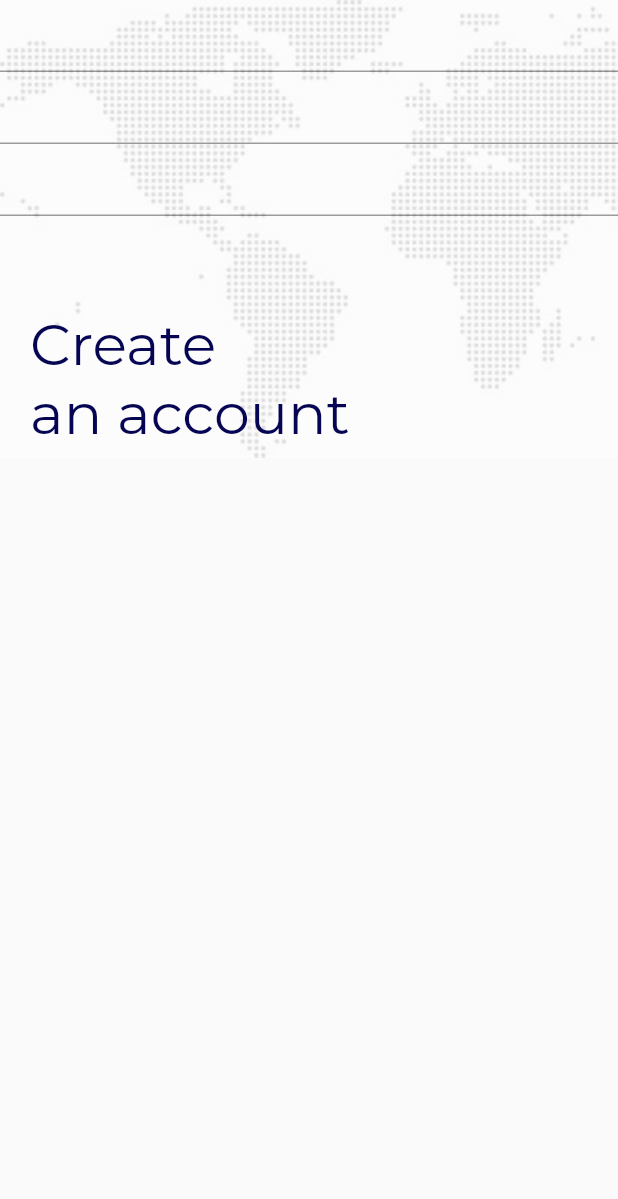
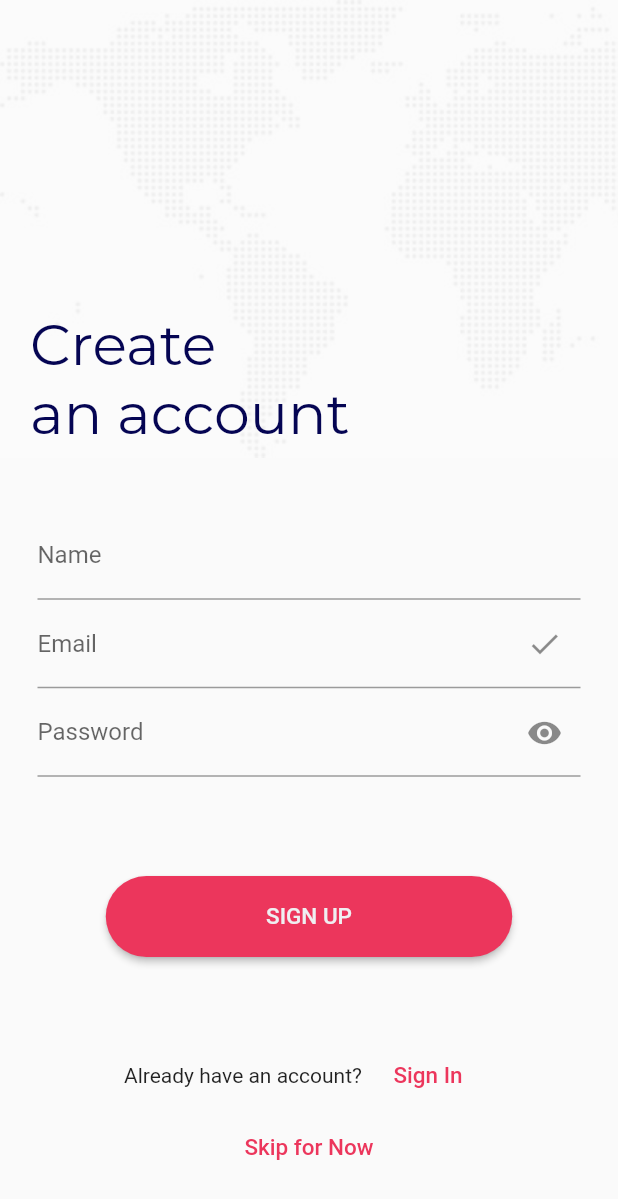
Before and after one commit to ShrirangaB/NavanaAir, a Flutter app: the screen it shows after launch, after a tap on "START BOOKING", on a phone screen of 412 x 824 dp. Shown: the top 1199 px of the screen. Run offline on Flutter 3.47's test engine with Material 2 defaults, Android fonts, the phone set to English and light mode, and no system bars; our stand-ins replace carousel_slider, google_fonts.

Commit message:
fourth commit

```diff
--- a/lib/component/customButton.dart
+++ b/lib/component/customButton.dart
@@ -12,7 +12,7 @@ class PrimaryButton extends StatelessWidget {
     return RaisedButton(
       color: CustomColors.buttonPink,
       child: Container(
-          width: MediaQuery.of(context).size.width * 0.7,
+          width: MediaQuery.of(context).size.width * 0.58,
           padding: EdgeInsets.all(18.0),
           child: Text(
             title,
@@ -34,7 +34,7 @@ class FlatCustomButton extends StatelessWidget {
     return FlatButton(
       onPressed: () {},
       child: Text(title,
-          style: TextStyle(color: CustomColors.buttonTextWhite, fontSize: 15)),
+          style: TextStyle(color: CustomColors.buttonPink, fontSize: 15)),
     );
   }
 }
--- a/lib/component/spaceBetweenSizedBox.dart
+++ b/lib/component/spaceBetweenSizedBox.dart
@@ -8,3 +8,12 @@ class CustomSizedBox extends StatelessWidget {
     );
   }
 }
+
+class CustomSizedBoxx extends StatelessWidget {
+  @override
+  Widget build(BuildContext context) {
+    return SizedBox(
+      height: MediaQuery.of(context).size.height / 30,
+    );
+  }
+}
--- a/lib/constants/constantStrings.dart
+++ b/lib/constants/constantStrings.dart
@@ -4,8 +4,15 @@ class ConstantString {
   static const splashScreenTextNavana = "navana";
   static const splashScreenTextAir = "air";
   static const buttonTextGetStarted = "START BOOKING";
-  static const titleTextSignUp1 = "Create";
+  static const titleTextSignUp = "Create\nan account";
+  static const buttonTextSignUp = "SIGN UP";
   static const titleTextSignUp2 = "an account";
+  static const textSignUp = "Already have an account?";
+  static const loginText = "Sign In";
+  static const skipLoginText = "Skip for Now";
+  static const labelTextName = "Name";
+  static const labelTextEmail = "Email";
+  static const labelTextPwd = "Password";
 }
 
 //adding  images in a list
--- a/lib/constants/constantcolors.dart
+++ b/lib/constants/constantcolors.dart
@@ -7,7 +7,7 @@ class CustomColors {
   static const Color splashTextPink = Color(0xffEC365C);
   static const Color splashTextWhite = Color.fromRGBO(239, 239, 241, 1);
   static const Color buttonTextWhite = Color.fromRGBO(239, 239, 241, 1);
-  static const Color contantWhite = Color.fromRGBO(239, 239, 241, 1);
+  static const Color constantWhite = Color.fromRGBO(239, 239, 241, 1);
   static const Color greyDots = Color(0xffA1ADBB);
   static const Color buttonPink = Color(0xffEC365C);
   static const Color pinkDots = Color(0xffEC365C);
--- a/lib/screen/getStarted.dart
+++ b/lib/screen/getStarted.dart
@@ -33,6 +33,19 @@ class GetstartedState extends State {
 
   @override
   Widget build(BuildContext context) {
+    double height = MediaQuery.of(context).size.height; //Orientation Checking
+    final width = MediaQuery.of(context).size.width;
+    try {
+      if (width > 500) {
+        return CarouselSlide(height = 300);
+      } else {
+        return CarouselSlide(height = MediaQuery.of(context).size.width);
+      }
+    } catch (e) {}
+  }
+
+  @override
+  Widget CarouselSlide(height) {
     // TODO: implement build
     return Scaffold(
       body: Container(
--- a/lib/screen/signup.dart
+++ b/lib/screen/signup.dart
@@ -1,5 +1,7 @@
 import 'package:NavanaAir/constants/constantcolors.dart';
 import 'package:NavanaAir/component/customButton.dart';
+import 'package:NavanaAir/constants/constantStrings.dart';
+import 'package:NavanaAir/component/spaceBetweenSizedBox.dart';
 import 'package:flutter/material.dart';
 import 'package:google_fonts/google_fonts.dart';
 
@@ -9,22 +11,27 @@ class SignUp extends StatefulWidget {
 }
 
 class _SignUpState extends State<SignUp> {
+  TextEditingController userNameController = TextEditingController();
+  TextEditingController emailController = TextEditingController();
+  TextEditingController passwordController = TextEditingController();
   @override
   Widget build(BuildContext context) {
     return Scaffold(
+        resizeToAvoidBottomPadding: false,
         body: Stack(
           children: [
             Positioned(
                 top: 0,
                 left: 0,
                 child: Opacity(
-                opacity: 0.40, child: Image.asset('assets/images/dwm.jpg'))),
+                    opacity: 0.15,
+                    child: Image.asset('assets/images/dwm.jpg'))),
             Positioned(
                 top: MediaQuery.of(context).size.height / 4,
                 child: Padding(
                   padding: const EdgeInsets.fromLTRB(20, 0, 0, 0),
                   child: Text(
-                'Create\nan account',
+                    ConstantString.titleTextSignUp,
                     style: GoogleFonts.montserrat(
                       color: CustomColors.titleBlue,
                       fontSize: 38,
@@ -32,13 +39,70 @@ class _SignUpState extends State<SignUp> {
                   ),
                 )),
             Positioned(
+                top: MediaQuery.of(context).size.height / 3,
+                left: 0,
+                right: 0,
+                child: SingleChildScrollView(
+                  //padding: const EdgeInsets.all(0),
                   child: Column(
                     children: [
-            TextField(),
-            TextField(),
-            TextField(),
-            FlatCustomButton(onPressed: () {}, title: ''),
+                      CustomSizedBox(),
+                      Padding(
+                        padding: const EdgeInsets.all(25),
+                        child: Column(
+                          children: [
+                            TextField(
+                              decoration: InputDecoration(
+                                //border: OutlineInputBorder(),
+                                labelText: ConstantString.labelTextName,
+                              ),
+                            ),
+                            TextField(
+                              decoration: InputDecoration(
+                                suffixIcon: Icon(Icons.check_sharp),
+                                //border: OutlineInputBorder(),
+                                labelText: ConstantString.labelTextEmail,
+                              ),
+                            ),
+                            TextField(
+                              obscureText: true,
+                              decoration: InputDecoration(
+                                suffixIcon: Icon(Icons.remove_red_eye_sharp),
+                                //border: OutlineInputBorder(),
+                                labelText: ConstantString.labelTextPwd,
+                              ),
+                            ),
                           ],
+                        ),
+                      ),
+                      CustomSizedBox(),
+                      PrimaryButton(
+                        onPressed: () {
+                          Navigator.push(
+                              context,
+                              MaterialPageRoute(
+                                  builder: (context) => SignUp()));
+                        },
+                        title: ConstantString.buttonTextSignUp,
+                      ),
+                      CustomSizedBoxx(),
+                      CustomSizedBoxx(),
+                      Row(
+                        mainAxisAlignment: MainAxisAlignment.center,
+                        children: [
+                          Text(ConstantString.textSignUp),
+                          FlatCustomButton(
+                            onPressed: () {},
+                            title: ConstantString.loginText,
+                          ),
+                        ],
+                      ),
+                      FlatCustomButton(
+                        onPressed: () {},
+                        title: ConstantString.skipLoginText,
+                      ),
+                    ],
+                  ),
                 )),
           ],
         ));
--- a/lib/screen/splashscreen.dart
+++ b/lib/screen/splashscreen.dart
@@ -16,7 +16,7 @@ class _SplashScreenState extends State<SplashScreen> {
   void initState() {
     super.initState();
     Future.delayed(
-      Duration(seconds: 3),
+      Duration(seconds: 1),
       () {
         Navigator.push(
             context,
```
Lines whose indentation alone changed are shown as unchanged.
